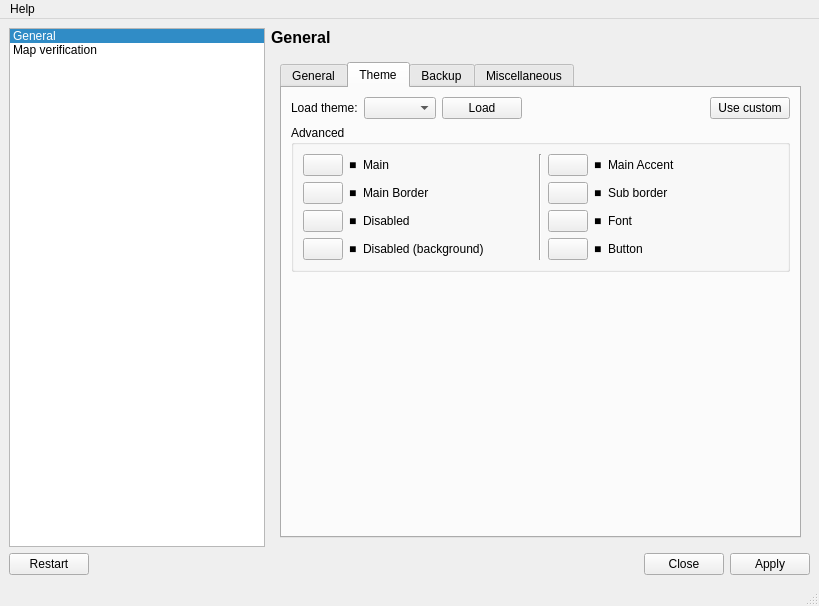
Old version of the form OTModules/OTGeneric/wpreferences.ui in the repository pietr26/OMSI-Tools.
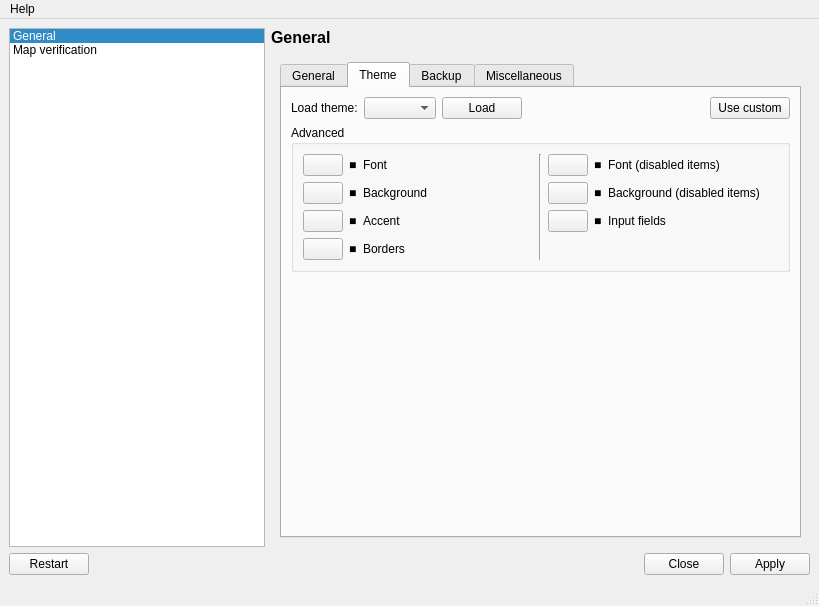
New version of the form. Icons and pictures are not drawn.

Commit message: Removed MainSC color pref

```diff
--- a/OTModules/OTGeneric/wpreferences.ui
+++ b/OTModules/OTGeneric/wpreferences.ui
@@ -329,114 +329,6 @@
                   <layout class="QVBoxLayout" name="verticalLayout_9">
                    <item>
                     <layout class="QGridLayout" name="glaTheme">
-                     <item row="1" column="5">
-                      <widget class="QLabel" name="lblThemeAcc1">
-                       <property name="sizePolicy">
-                        <sizepolicy hsizetype="Maximum" vsizetype="Preferred">
-                         <horstretch>0</horstretch>
-                         <verstretch>0</verstretch>
-                        </sizepolicy>
-                       </property>
-                       <property name="text">
-                        <string notr="true">■</string>
-                       </property>
-                      </widget>
-                     </item>
-                     <item row="2" column="2">
-                      <widget class="QLabel" name="lblThemeDisName">
-                       <property name="text">
-                        <string>Disabled</string>
-                       </property>
-                      </widget>
-                     </item>
-                     <item row="1" column="0">
-                      <widget class="QPushButton" name="btnThemeMainSC">
-                       <property name="sizePolicy">
-                        <sizepolicy hsizetype="Maximum" vsizetype="Fixed">
-                         <horstretch>0</horstretch>
-                         <verstretch>0</verstretch>
-                        </sizepolicy>
-                       </property>
-                       <property name="text">
-                        <string/>
-                       </property>
-                       <property name="icon">
-                        <iconset resource="../../ressources.qrc">
-                         <normaloff>:/rec/data/icons/iconBroom.svg</normaloff>:/rec/data/icons/iconBroom.svg</iconset>
-                       </property>
-                      </widget>
-                     </item>
-                     <item row="3" column="1">
-                      <widget class="QLabel" name="lblThemeDisD">
-                       <property name="sizePolicy">
-                        <sizepolicy hsizetype="Maximum" vsizetype="Preferred">
-                         <horstretch>0</horstretch>
-                         <verstretch>0</verstretch>
-                        </sizepolicy>
-                       </property>
-                       <property name="text">
-                        <string notr="true">■</string>
-                       </property>
-                      </widget>
-                     </item>
-                     <item row="2" column="4">
-                      <widget class="QPushButton" name="btnThemeAcc3">
-                       <property name="sizePolicy">
-                        <sizepolicy hsizetype="Maximum" vsizetype="Fixed">
-                         <horstretch>0</horstretch>
-                         <verstretch>0</verstretch>
-                        </sizepolicy>
-                       </property>
-                       <property name="text">
-                        <string/>
-                       </property>
-                       <property name="icon">
-                        <iconset resource="../../ressources.qrc">
-                         <normaloff>:/rec/data/icons/iconBroom.svg</normaloff>:/rec/data/icons/iconBroom.svg</iconset>
-                       </property>
-                      </widget>
-                     </item>
-                     <item row="3" column="2">
-                      <widget class="QLabel" name="lblThemeDisDName">
-                       <property name="text">
-                        <string>Disabled (background)</string>
-                       </property>
-                      </widget>
-                     </item>
-                     <item row="0" column="0">
-                      <widget class="QPushButton" name="btnThemeMain">
-                       <property name="sizePolicy">
-                        <sizepolicy hsizetype="Maximum" vsizetype="Fixed">
-                         <horstretch>0</horstretch>
-                         <verstretch>0</verstretch>
-                        </sizepolicy>
-                       </property>
-                       <property name="text">
-                        <string/>
-                       </property>
-                       <property name="icon">
-                        <iconset resource="../../ressources.qrc">
-                         <normaloff>:/rec/data/icons/iconBroom.svg</normaloff>:/rec/data/icons/iconBroom.svg</iconset>
-                       </property>
-                      </widget>
-                     </item>
-                     <item row="2" column="0">
-                      <widget class="QPushButton" name="btnThemeDis">
-                       <property name="sizePolicy">
-                        <sizepolicy hsizetype="Maximum" vsizetype="Fixed">
-                         <horstretch>0</horstretch>
-                         <verstretch>0</verstretch>
-                        </sizepolicy>
-                       </property>
-                       <property name="text">
-                        <string/>
-                       </property>
-                       <property name="icon">
-                        <iconset resource="../../ressources.qrc">
-                         <normaloff>:/rec/data/icons/iconBroom.svg</normaloff>:/rec/data/icons/iconBroom.svg</iconset>
-                       </property>
-                      </widget>
-                     </item>
                      <item row="0" column="3" rowspan="4">
                       <widget class="Line" name="line_3">
                        <property name="orientation">
@@ -444,51 +336,24 @@
                        </property>
                       </widget>
                      </item>
-                     <item row="0" column="2">
-                      <widget class="QLabel" name="lblThemeMainName">
-                       <property name="text">
-                        <string extracomment="Context &quot;Main color&quot;">Main</string>
+                     <item row="1" column="0">
+                      <widget class="QPushButton" name="btnThemeMain">
+                       <property name="sizePolicy">
+                        <sizepolicy hsizetype="Maximum" vsizetype="Fixed">
+                         <horstretch>0</horstretch>
+                         <verstretch>0</verstretch>
+                        </sizepolicy>
                        </property>
-                      </widget>
-                     </item>
-                     <item row="1" column="2">
-                      <widget class="QLabel" name="lblThemeMainSCName">
                        <property name="text">
-                        <string>Main Border</string>
+                        <string/>
+                       </property>
+                       <property name="icon">
+                        <iconset resource="../../ressources.qrc">
+                         <normaloff>:/rec/data/icons/iconBroom.svg</normaloff>:/rec/data/icons/iconBroom.svg</iconset>
                        </property>
                       </widget>
                      </item>
                      <item row="1" column="1">
-                      <widget class="QLabel" name="lblThemeMainSC">
-                       <property name="sizePolicy">
-                        <sizepolicy hsizetype="Maximum" vsizetype="Preferred">
-                         <horstretch>0</horstretch>
-                         <verstretch>0</verstretch>
-                        </sizepolicy>
-                       </property>
-                       <property name="text">
-                        <string notr="true">■</string>
-                       </property>
-                      </widget>
-                     </item>
-                     <item row="3" column="0">
-                      <widget class="QPushButton" name="btnThemeDisD">
-                       <property name="sizePolicy">
-                        <sizepolicy hsizetype="Maximum" vsizetype="Fixed">
-                         <horstretch>0</horstretch>
-                         <verstretch>0</verstretch>
-                        </sizepolicy>
-                       </property>
-                       <property name="text">
-                        <string/>
-                       </property>
-                       <property name="icon">
-                        <iconset resource="../../ressources.qrc">
-                         <normaloff>:/rec/data/icons/iconBroom.svg</normaloff>:/rec/data/icons/iconBroom.svg</iconset>
-                       </property>
-                      </widget>
-                     </item>
-                     <item row="0" column="1">
                       <widget class="QLabel" name="lblThemeMain">
                        <property name="sizePolicy">
                         <sizepolicy hsizetype="Maximum" vsizetype="Preferred">
@@ -501,8 +366,28 @@
                        </property>
                       </widget>
                      </item>
-                     <item row="1" column="4">
-                      <widget class="QPushButton" name="btnThemeAcc1">
+                     <item row="1" column="2">
+                      <widget class="QLabel" name="lblThemeMainName">
+                       <property name="text">
+                        <string extracomment="Context &quot;Main color&quot;">Background</string>
+                       </property>
+                      </widget>
+                     </item>
+                     <item row="0" column="1">
+                      <widget class="QLabel" name="lblThemeAcc3">
+                       <property name="sizePolicy">
+                        <sizepolicy hsizetype="Maximum" vsizetype="Preferred">
+                         <horstretch>0</horstretch>
+                         <verstretch>0</verstretch>
+                        </sizepolicy>
+                       </property>
+                       <property name="text">
+                        <string notr="true">■</string>
+                       </property>
+                      </widget>
+                     </item>
+                     <item row="0" column="0">
+                      <widget class="QPushButton" name="btnThemeAcc3">
                        <property name="sizePolicy">
                         <sizepolicy hsizetype="Maximum" vsizetype="Fixed">
                          <horstretch>0</horstretch>
@@ -518,42 +403,89 @@
                        </property>
                       </widget>
                      </item>
-                     <item row="2" column="1">
-                      <widget class="QLabel" name="lblThemeDis">
-                       <property name="sizePolicy">
-                        <sizepolicy hsizetype="Maximum" vsizetype="Preferred">
-                         <horstretch>0</horstretch>
-                         <verstretch>0</verstretch>
-                        </sizepolicy>
-                       </property>
-                       <property name="text">
-                        <string notr="true">■</string>
-                       </property>
-                      </widget>
-                     </item>
-                     <item row="2" column="6">
+                     <item row="0" column="2">
                       <widget class="QLabel" name="lblThemeAcc3Name">
                        <property name="text">
                         <string>Font</string>
                        </property>
                       </widget>
                      </item>
+                     <item row="1" column="4">
+                      <widget class="QPushButton" name="btnThemeDisD">
+                       <property name="sizePolicy">
+                        <sizepolicy hsizetype="Maximum" vsizetype="Fixed">
+                         <horstretch>0</horstretch>
+                         <verstretch>0</verstretch>
+                        </sizepolicy>
+                       </property>
+                       <property name="text">
+                        <string/>
+                       </property>
+                       <property name="icon">
+                        <iconset resource="../../ressources.qrc">
+                         <normaloff>:/rec/data/icons/iconBroom.svg</normaloff>:/rec/data/icons/iconBroom.svg</iconset>
+                       </property>
+                      </widget>
+                     </item>
+                     <item row="1" column="5">
+                      <widget class="QLabel" name="lblThemeDisD">
+                       <property name="sizePolicy">
+                        <sizepolicy hsizetype="Maximum" vsizetype="Preferred">
+                         <horstretch>0</horstretch>
+                         <verstretch>0</verstretch>
+                        </sizepolicy>
+                       </property>
+                       <property name="text">
+                        <string notr="true">■</string>
+                       </property>
+                      </widget>
+                     </item>
                      <item row="1" column="6">
+                      <widget class="QLabel" name="lblThemeDisDName">
+                       <property name="text">
+                        <string>Background (disabled items)</string>
+                       </property>
+                      </widget>
+                     </item>
+                     <item row="3" column="0">
+                      <widget class="QPushButton" name="btnThemeAcc1">
+                       <property name="sizePolicy">
+                        <sizepolicy hsizetype="Maximum" vsizetype="Fixed">
+                         <horstretch>0</horstretch>
+                         <verstretch>0</verstretch>
+                        </sizepolicy>
+                       </property>
+                       <property name="text">
+                        <string/>
+                       </property>
+                       <property name="icon">
+                        <iconset resource="../../ressources.qrc">
+                         <normaloff>:/rec/data/icons/iconBroom.svg</normaloff>:/rec/data/icons/iconBroom.svg</iconset>
+                       </property>
+                      </widget>
+                     </item>
+                     <item row="3" column="1">
+                      <widget class="QLabel" name="lblThemeAcc1">
+                       <property name="sizePolicy">
+                        <sizepolicy hsizetype="Maximum" vsizetype="Preferred">
+                         <horstretch>0</horstretch>
+                         <verstretch>0</verstretch>
+                        </sizepolicy>
+                       </property>
+                       <property name="text">
+                        <string notr="true">■</string>
+                       </property>
+                      </widget>
+                     </item>
+                     <item row="3" column="2">
                       <widget class="QLabel" name="lblThemeAcc1Name">
                        <property name="text">
-                        <string>Sub border</string>
-                       </property>
-                      </widget>
-                     </item>
-                     <item row="0" column="6">
-                      <widget class="QLabel" name="lblThemeAcc2Name">
-                       <property name="text">
-                        <string>Main Accent</string>
+                        <string>Borders</string>
                        </property>
                       </widget>
                      </item>
                      <item row="0" column="4">
-                      <widget class="QPushButton" name="btnThemeAcc2">
+                      <widget class="QPushButton" name="btnThemeDis">
                        <property name="sizePolicy">
                         <sizepolicy hsizetype="Maximum" vsizetype="Fixed">
                          <horstretch>0</horstretch>
@@ -570,6 +502,43 @@
                       </widget>
                      </item>
                      <item row="0" column="5">
+                      <widget class="QLabel" name="lblThemeDis">
+                       <property name="sizePolicy">
+                        <sizepolicy hsizetype="Maximum" vsizetype="Preferred">
+                         <horstretch>0</horstretch>
+                         <verstretch>0</verstretch>
+                        </sizepolicy>
+                       </property>
+                       <property name="text">
+                        <string notr="true">■</string>
+                       </property>
+                      </widget>
+                     </item>
+                     <item row="0" column="6">
+                      <widget class="QLabel" name="lblThemeDisName">
+                       <property name="text">
+                        <string>Font (disabled items)</string>
+                       </property>
+                      </widget>
+                     </item>
+                     <item row="2" column="0">
+                      <widget class="QPushButton" name="btnThemeAcc2">
+                       <property name="sizePolicy">
+                        <sizepolicy hsizetype="Maximum" vsizetype="Fixed">
+                         <horstretch>0</horstretch>
+                         <verstretch>0</verstretch>
+                        </sizepolicy>
+                       </property>
+                       <property name="text">
+                        <string/>
+                       </property>
+                       <property name="icon">
+                        <iconset resource="../../ressources.qrc">
+                         <normaloff>:/rec/data/icons/iconBroom.svg</normaloff>:/rec/data/icons/iconBroom.svg</iconset>
+                       </property>
+                      </widget>
+                     </item>
+                     <item row="2" column="1">
                       <widget class="QLabel" name="lblThemeAcc2">
                        <property name="sizePolicy">
                         <sizepolicy hsizetype="Maximum" vsizetype="Preferred">
@@ -582,14 +551,14 @@
                        </property>
                       </widget>
                      </item>
-                     <item row="3" column="6">
-                      <widget class="QLabel" name="lblThemeButtonName">
+                     <item row="2" column="2">
+                      <widget class="QLabel" name="lblThemeAcc2Name">
                        <property name="text">
-                        <string>Button</string>
+                        <string>Accent</string>
                        </property>
                       </widget>
                      </item>
-                     <item row="3" column="4">
+                     <item row="2" column="4">
                       <widget class="QPushButton" name="btnThemeButton">
                        <property name="sizePolicy">
                         <sizepolicy hsizetype="Maximum" vsizetype="Fixed">
@@ -607,19 +576,6 @@
                       </widget>
                      </item>
                      <item row="2" column="5">
-                      <widget class="QLabel" name="lblThemeAcc3">
-                       <property name="sizePolicy">
-                        <sizepolicy hsizetype="Maximum" vsizetype="Preferred">
-                         <horstretch>0</horstretch>
-                         <verstretch>0</verstretch>
-                        </sizepolicy>
-                       </property>
-                       <property name="text">
-                        <string notr="true">■</string>
-                       </property>
-                      </widget>
-                     </item>
-                     <item row="3" column="5">
                       <widget class="QLabel" name="lblThemeButton">
                        <property name="sizePolicy">
                         <sizepolicy hsizetype="Maximum" vsizetype="Preferred">
@@ -632,6 +588,13 @@
                        </property>
                       </widget>
                      </item>
+                     <item row="2" column="6">
+                      <widget class="QLabel" name="lblThemeButtonName">
+                       <property name="text">
+                        <string>Input fields</string>
+                       </property>
+                      </widget>
+                     </item>
                     </layout>
                    </item>
                   </layout>
```
The commit also changes 7 other files.
